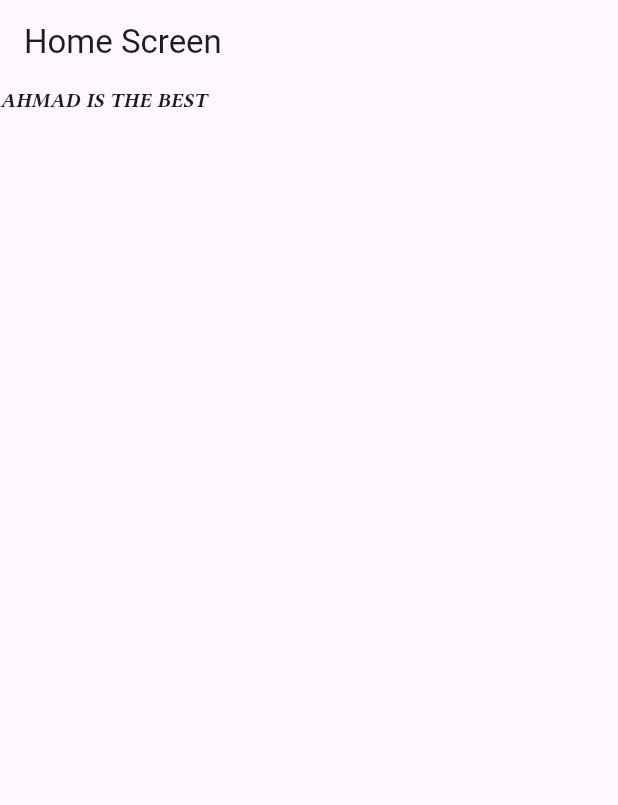
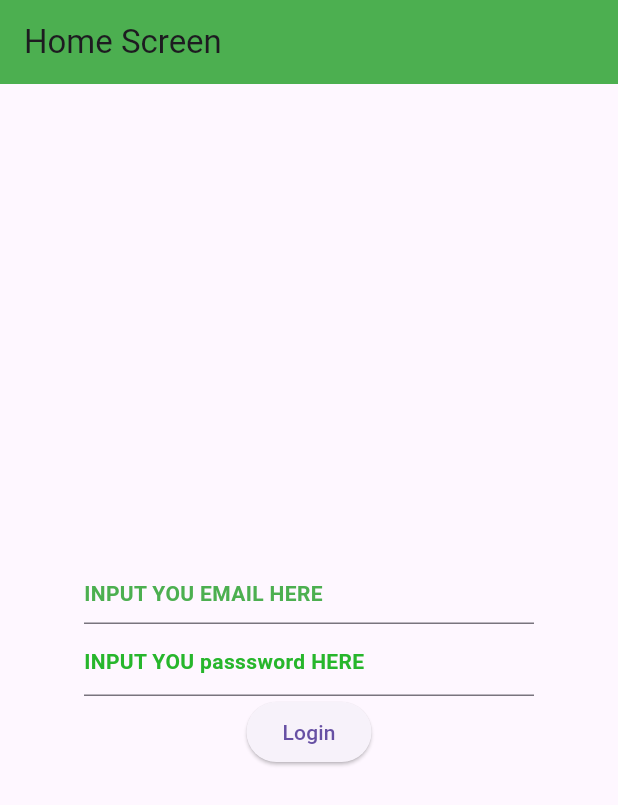
Before and after one commit to ahmadkh1509-cyber/appstylingpractice, a Flutter app: the screen it shows after launch, on a phone screen of 412 x 824 dp. Shown: the top 805 px of the screen. Run offline on Flutter 3.47's test engine with Material 3 defaults, Android fonts, the phone set to English and light mode, and no system bars; our stand-ins replace google_fonts.

Commit message:
studeid a lot like text fiels and thir decoration s and other things like Date time

```diff
--- a/lib/main.dart
+++ b/lib/main.dart
@@ -13,7 +13,26 @@ class MyApp extends StatelessWidget {
     return MaterialApp(
       debugShowCheckedModeBanner: false,
       title: 'My UI Practice',
-      theme: ThemeData(primarySwatch: Colors.blue),
+      theme: ThemeData(
+        primarySwatch: Colors.green,
+        textTheme: TextTheme(
+          headlineMedium: TextStyle(
+            fontSize: 23,
+            fontWeight: FontWeight.bold,
+            color: Colors.greenAccent,
+          ),
+          bodySmall: TextStyle(
+            fontWeight: FontWeight.w100,
+            color: Colors.black,
+          ),
+
+          headlineLarge: TextStyle(
+            fontSize: 23,
+            fontWeight: FontWeight.bold,
+            color: Colors.deepOrange,
+          ),
+        ),
+      ),
       home: const HomeScreen(),
     );
   }
@@ -22,9 +41,10 @@ class MyApp extends StatelessWidget {
 //
 class HomeScreen extends StatelessWidget {
   const HomeScreen({Key? key}) : super(key: key);
-
   @override
   Widget build(BuildContext context) {
+    var email = TextEditingController();
+
     var arrName = [
       'ahmad',
       'ali',
@@ -36,7 +56,10 @@ class HomeScreen extends StatelessWidget {
       'tashu',
     ];
     return Scaffold(
-      appBar: AppBar(title: const Text('Home Screen')),
+      appBar: AppBar(
+        backgroundColor: Colors.green,
+        title: const Text('Home Screen'),
+      ),
 
       // body: Center(
       //   child: Container(
@@ -342,24 +365,91 @@ class HomeScreen extends StatelessWidget {
       // body: CircleAvatar(
       //   backgroundImage: AssetImage('assets/image/1000010405.jpg'),
       // ),
-      body: Text(
-        'AHMAD IS THE BEST',
-        style: TextStyle(fontFamily: 'CustomFontName'),
+      // body: Column(
+      //   children: [
+      //     Text(
+      //       'AHMAD IS THE BEST',
+      //       style: Theme.of(
+      //         context,
+      //       ).textTheme.headlineMedium!.copyWith(color: Colors.amberAccent),
+      //     ),
+      //     Text(
+      //       'he is very intelligent and he got fail in driving licenese test thrice ',
+      //       style: Theme.of(context).textTheme.bodySmall,
+      //     ),
+      //   ],
+      // ),
+      // body: Card(
+      //   elevation: 4,
+      //   shadowColor: Colors.black,
+      //   child: Text(
+      //     'AHMAD ',
+      //     style: TextStyle(
+      //       fontSize: 40,
+      //       color: Colors.amberAccent,
+      //       fontWeight: FontWeight.bold,
+      //     ),
+      //   ),
+      // ),
+      body: Center(
+        child: Column(
+          mainAxisAlignment: MainAxisAlignment.center,
+          children: [
+            Container(
+              width: 300,
+              child: TextField(
+                controller: email,
+                obscureText: true,
+                decoration: InputDecoration(
+                  hint: Text(
+                    'INPUT YOU EMAIL HERE',
+                    style: TextStyle(
+                      color: Colors.green,
+                      fontWeight: FontWeight.bold,
+                    ),
+                  ),
+                  focusedBorder: OutlineInputBorder(
+                    borderRadius: BorderRadius.circular(14),
+                    borderSide: BorderSide(
+                      color: const Color.fromARGB(255, 38, 5, 96),
+                      width: 2,
+                    ),
+                  ),
+
+                  suffix: Icon(Icons.analytics_outlined),
+                ),
+              ),
+            ),
+            Container(
+              width: 300,
+              child: TextField(
+                decoration: InputDecoration(
+                  hint: Text(
+                    'INPUT YOU passsword HERE',
+                    style: TextStyle(
+                      color: const Color.fromARGB(255, 39, 182, 44),
+                      fontWeight: FontWeight.bold,
+                    ),
+                  ),
+                  focusedBorder: OutlineInputBorder(
+                    borderRadius: BorderRadius.circular(14),
+                    borderSide: BorderSide(
+                      color: const Color.fromARGB(255, 44, 10, 101),
+                      width: 2,
+                    ),
+                  ),
+                ),
+              ),
+            ),
+            ElevatedButton(
+              onPressed: () {
+                String Uemail = email.text;
+              },
+              child: Text('Login'),
+            ),
+          ],
+        ),
       ),
     );
   }
 }
-
-class checking extends StatefulWidget {
-  const checking({super.key});
-
-  @override
-  State<checking> createState() => _checkingState();
-}
-
-class _checkingState extends State<checking> {
-  @override
-  Widget build(BuildContext context) {
-    return const Placeholder();
-  }
-}
--- a/pubspec.yaml
+++ b/pubspec.yaml
@@ -19,10 +19,10 @@ dev_dependencies:
 
 flutter:
   uses-material-design: true
-  assets:                 # <-- (Ise 2 spaces aagay hona chahiye, uses-material-design ke bilkul neechay)
-    - assets/image/       # <-- (Ise 4 spaces aagay hona chahiye)
+  assets:
+    - assets/image/
 
   fonts:
-    - family: CustomFontName # Aap yahan koi bhi naam rakh sakte hain
+    - family: CustomFontName
       fonts:
         - asset: assets/fonts/LibertinusSerif-BoldItalic.ttf
```
